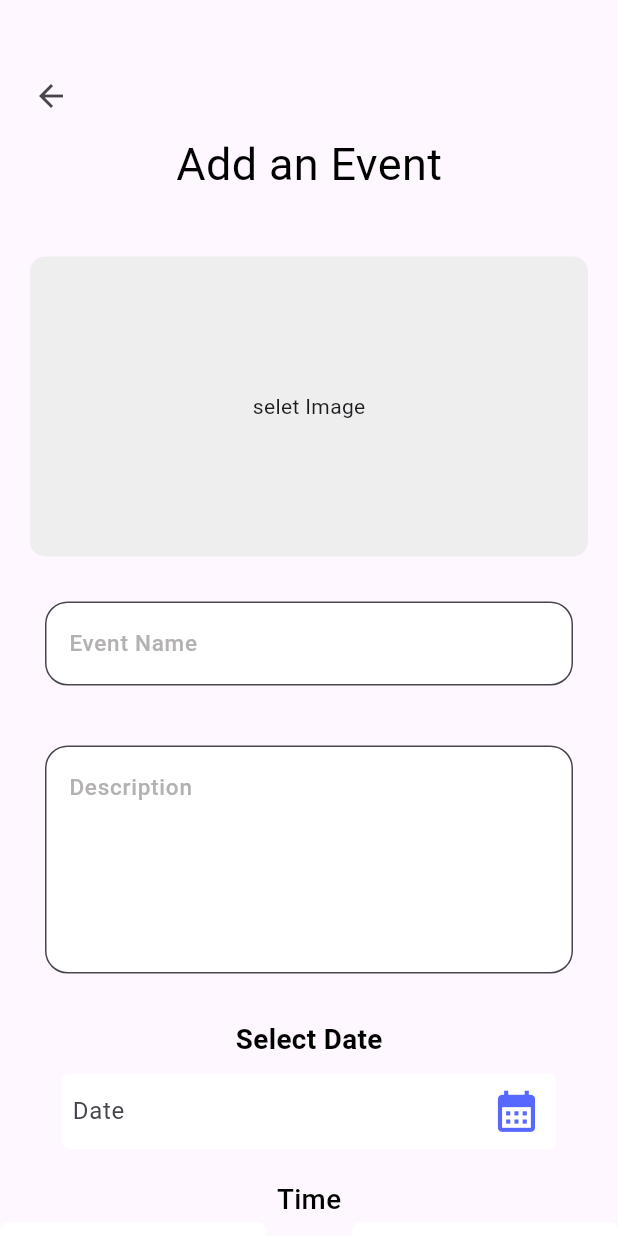
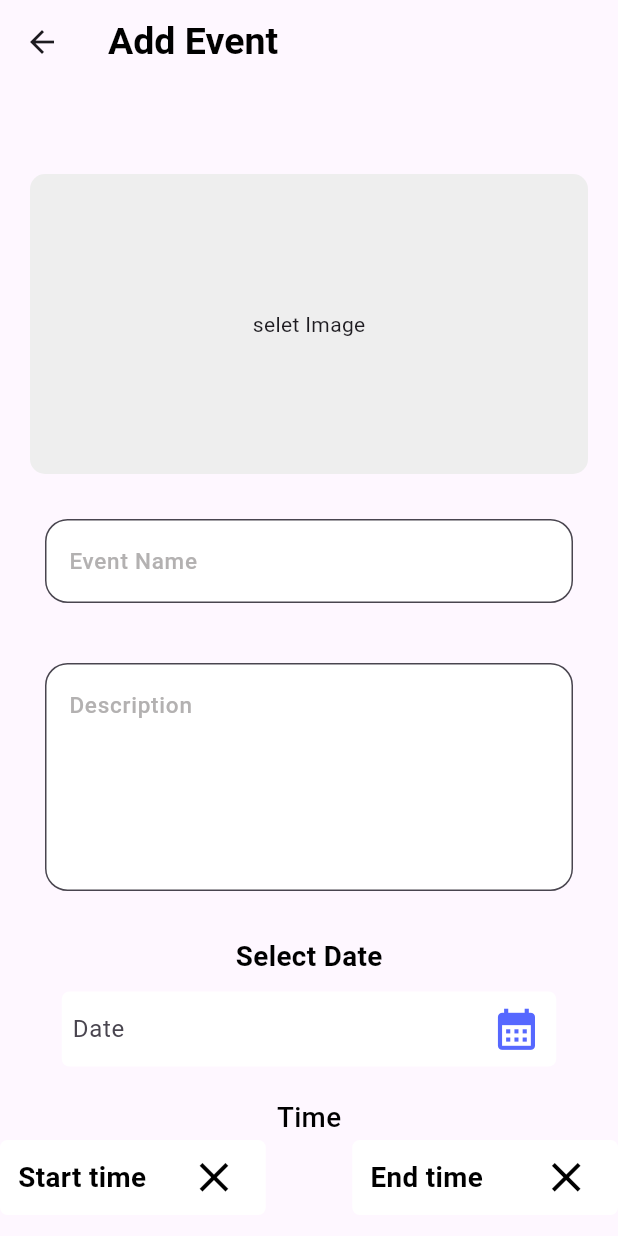
Before and after one commit to NadiaMansha/event_hub, a Flutter app: the AddEvent screen opened directly, on a phone screen of 412 x 824 dp. Run offline on Flutter 3.47's test engine with Material 2 defaults, Android fonts, the phone set to English and light mode, and no system bars; our stand-ins replace bloc, csc_picker, flutter_bloc, flutter_dotenv, fluttertoast, image_picker and 1 more; missing offline and left inert: flutter_material_pickers, flutter_stripe; accounts and stored records are empty; Roboto replaces fonts that are missing (Airbnb Cereal App).

```diff
--- /dev/null
+++ b/lib/logic/events/cubit/user_events_state.dart
@@ -0,0 +1,30 @@
+part of 'user_events_cubit.dart';
+
+@immutable
+class UserEventsState {
+  const UserEventsState();
+}
+
+class UpcomingEventsLoading extends UserEventsState {}
+
+class UpcomingEventsLoaded extends UserEventsState {
+  final List<Event> events;
+  const UpcomingEventsLoaded({required this.events});
+}
+
+class UpcomingEventsError extends UserEventsState {
+  final String message;
+  const UpcomingEventsError({required this.message});
+}
+
+class PastEventsLoading extends UserEventsState {}
+
+class PastEventsLoaded extends UserEventsState {
+  final List<Event> events;
+  const PastEventsLoaded({required this.events});
+}
+
+class PastEventsError extends UserEventsState {
+  final String message;
+  const PastEventsError({required this.message});
+}
--- a/lib/main.dart
+++ b/lib/main.dart
@@ -1,5 +1,6 @@
 import 'package:event_hub/logic/cubits/cubit/event_cubit.dart';
 import 'package:event_hub/logic/events/cubit/create_event_cubit.dart';
+import 'package:event_hub/logic/events/cubit/user_events_cubit.dart';
 import 'package:event_hub/presentation/screens/home/home.dart';
 import 'package:event_hub/presentation/screens/auth/login.dart';
 import 'package:event_hub/presentation/screens/splash.dart';
@@ -28,7 +29,8 @@ class MyApp extends StatelessWidget {
       providers: [
         BlocProvider(create: (_) => LoginCubit()),
         BlocProvider(create: (_) => CreateEventCubit()),
-        BlocProvider(create: (_) => EventCubit())
+        BlocProvider(create: (_) => EventCubit()),
+        BlocProvider(create: (_) => UserEventsCubit()),
       ],
       child: MaterialApp(
           title: 'Event Hub',
--- a/lib/presentation/screens/auth/signup.dart
+++ b/lib/presentation/screens/auth/signup.dart
@@ -35,7 +35,7 @@ class _SignupState extends State<Signup> {
       child: BlocConsumer<LoginCubit, LoginState>(
         listener: (context, state) {
           if (state is LoginFailedState) {
-            toastMessage.successToast(state.message);
+            toastMessage.failedToast(state.message);
           }
           if (state is LoginSuccessState) {
             toastMessage.successToast(state.message);
@@ -48,8 +48,6 @@ class _SignupState extends State<Signup> {
         builder: (context, state) {
           if (state is LoginSuccessState) {
             return const Home();
-          } else if (state is LoginFailedState) {
-            return const Login();
           } else {
             return SingleChildScrollView(
               child: Column(
--- a/lib/presentation/screens/home/events/add_event.dart
+++ b/lib/presentation/screens/home/events/add_event.dart
@@ -9,6 +9,7 @@ import 'package:flutter_material_pickers/helpers/show_time_picker.dart';
 import 'package:image_picker/image_picker.dart';
 
 import '../../../../logic/events/cubit/create_event_cubit.dart';
+import '../../../../utils/toast.dart';
 import '../../../../widgets/custom_date_picker.dart';
 
 class AddEvent extends StatefulWidget {
@@ -24,37 +25,35 @@ class _AddEventState extends State<AddEvent> {
   final TextEditingController _priceController = TextEditingController();
   final TextEditingController _capacityController = TextEditingController();
   final TextEditingController _locationController = TextEditingController();
-  final TextEditingController _dateController = TextEditingController();
-  final TextEditingController _timeController = TextEditingController();
+
   final ImagePicker _picker = ImagePicker();
   XFile? image;
   DateTime? dateTime;
   String? startTime;
   String? endTime;
   final TextEditingController controllerDate = TextEditingController();
+  final ToastMessage toastMessage = ToastMessage();
 
   @override
   Widget build(BuildContext context) {
     final size = MediaQuery.of(context).size;
+
     return Scaffold(
+      appBar: AppBar(
+        title: const Text('Add Event',
+            style: TextStyle(
+                color: Colors.black,
+                fontSize: 25,
+                fontWeight: FontWeight.bold)),
+      ),
       body: BlocConsumer(
           bloc: BlocProvider.of<CreateEventCubit>(context),
           listener: (context, state) {
             if (state is CreateEventSuccess) {
-              ScaffoldMessenger.of(context).showSnackBar(
-                SnackBar(
-                  content: Text(state.message),
-                  backgroundColor: Colors.green,
-                ),
-              );
+              toastMessage.successToast('Event Created Successfully');
               Navigator.pop(context);
             } else if (state is CreateEventError) {
-              ScaffoldMessenger.of(context).showSnackBar(
-                SnackBar(
-                  content: Text(state.message),
-                  backgroundColor: Colors.red,
-                ),
-              );
+              toastMessage.failedToast(state.message!);
             }
           },
           builder: (context, state) {
@@ -63,28 +62,6 @@ class _AddEventState extends State<AddEvent> {
                 children: [
                   const SizedBox(
                     height: 40,
-                  ),
-                  Row(
-                    mainAxisAlignment: MainAxisAlignment.start,
-                    children: [
-                      const SizedBox(
-                        width: 10,
-                      ),
-                      IconButton(
-                          onPressed: () {
-                            Navigator.pop(context);
-                          },
-                          icon: const Icon(Icons.arrow_back)),
-                    ],
-                  ),
-                  const Text('Add an Event',
-                      textAlign: TextAlign.start,
-                      style: TextStyle(
-                          fontSize: 30,
-                          fontWeight: FontWeight.w400,
-                          color: Colors.black)),
-                  const SizedBox(
-                    height: 20,
                   ),
                   Padding(
                     padding: const EdgeInsets.all(20.0),
```
Also changed, not shown: lib/data/repositories/auth_repository.dart (+15 -2 lines), lib/data/repositories/events_repository.dart (+45 -0 lines), lib/logic/cubits/cubit/login_cubit.dart (+1 -6 lines), lib/logic/events/cubit/user_events_cubit.dart (added, +32 -0 lines), lib/presentation/screens/home/events/buy_ticket.dart (+17 -27 lines), lib/presentation/screens/home/events/events.dart (+5 -7 lines), lib/presentation/screens/home/events/fetch_events.dart (+18 -25 lines), lib/presentation/screens/home/events/past_events.dart (added, +63 -0 lines), lib/presentation/screens/home/events/upcoming_events.dart (added, +64 -0 lines), lib/presentation/screens/home/profile.dart (+44 -8 lines).
